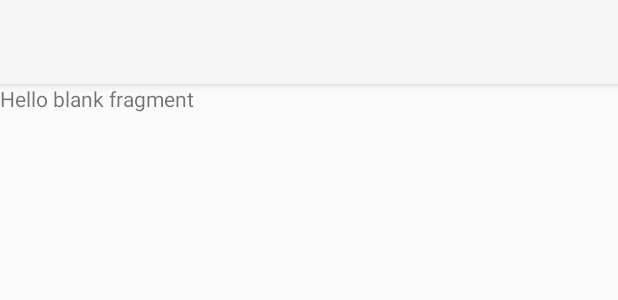
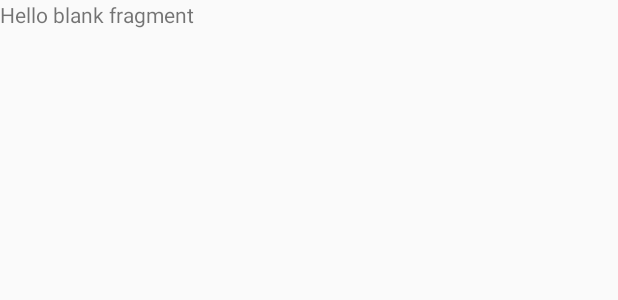
Before and after one commit to goodjobguy1234/MovieApp, an Android app: the layout fragment_detail.xml on its own in the app's theme, with its tools: preview values and no code run, on a phone screen of 412 x 824 dp. Shown: the top 300 px of the screen. Run offline under Robolectric (Android 15) with nearby library versions, the phone set to English and light mode, and no system bars.

Commit message:
fix collasping toolbar bug

```diff
--- a/app/src/main/java/com/example/movieproject/FavouriteFragment.kt
+++ b/app/src/main/java/com/example/movieproject/FavouriteFragment.kt
@@ -7,6 +7,7 @@ import androidx.fragment.app.Fragment
 import android.view.LayoutInflater
 import android.view.View
 import android.view.ViewGroup
+import com.example.movieproject.presentation.FavouriteViewModel
 
 class FavouriteFragment : Fragment() {
 
--- a/app/src/main/java/com/example/movieproject/FavouriteViewModel.kt
+++ b/app/src/main/java/com/example/movieproject/presentation/FavouriteViewModel.kt
@@ -1,4 +1,4 @@
-package com.example.movieproject
+package com.example.movieproject.presentation
 
 import androidx.lifecycle.ViewModel
 
--- a/app/src/main/java/com/example/movieproject/presentation/ViewModelFactory.kt
+++ b/app/src/main/java/com/example/movieproject/presentation/ViewModelFactory.kt
@@ -4,7 +4,6 @@ package com.example.movieproject.presentation
 
 import androidx.lifecycle.ViewModel
 import androidx.lifecycle.ViewModelProvider
-import com.example.movieproject.FavouriteViewModel
 import com.example.movieproject.data.data.repository.Repository
 
 class ViewModelFactory(private val repository: Repository): ViewModelProvider.Factory {
--- a/app/src/main/res/layout/fragment_detail.xml
+++ b/app/src/main/res/layout/fragment_detail.xml
@@ -1,45 +1,15 @@
 <?xml version="1.0" encoding="utf-8"?>
-<androidx.coordinatorlayout.widget.CoordinatorLayout xmlns:android="http://schemas.android.com/apk/res/android"
+
+<FrameLayout xmlns:android="http://schemas.android.com/apk/res/android"
     xmlns:tools="http://schemas.android.com/tools"
+    xmlns:app="http://schemas.android.com/apk/res-auto"
+    tools:context=".DetailFragment"
     android:layout_width="match_parent"
-    android:layout_height="match_parent"
-    xmlns:app="http://schemas.android.com/apk/res-auto"
-    tools:context=".DetailFragment">
-    <LinearLayout
+    android:layout_height="match_parent">
+
+    <TextView
         android:layout_width="match_parent"
         android:layout_height="match_parent"
-        android:orientation="vertical">
-        <com.google.android.material.appbar.AppBarLayout
-            android:id="@+id/appBar2"
-            android:layout_width="match_parent"
-            android:layout_height="wrap_content"
-            android:fitsSystemWindows="true"
-            android:theme="@style/ThemeOverlay.AppCompat.ActionBar">
-            <!-- Toolbar is the actual app bar with text and the action items -->
-            <androidx.appcompat.widget.Toolbar
-                android:id="@+id/toolbar2"
-                android:fitsSystemWindows="true"
-                android:layout_width="match_parent"
-                android:layout_height="?attr/actionBarSize"
-                android:background="?attr/colorPrimary"
-                app:layout_scrollFlags="scroll|enterAlways|snap" />
-        </com.google.android.material.appbar.AppBarLayout>
-
-        <FrameLayout
-            android:layout_width="match_parent"
-            android:layout_height="match_parent"
-            >
-            <TextView
-                android:layout_width="match_parent"
-                android:layout_height="match_parent"
-                android:visibility="visible"
-                android:text="@string/hello_blank_fragment"
-                />
-        </FrameLayout>
-
-    </LinearLayout>
-    <!-- TODO: Update blank fragment layout -->
-
-
-
-</androidx.coordinatorlayout.widget.CoordinatorLayout>
+        android:visibility="visible"
+        android:text="@string/hello_blank_fragment" />
+</FrameLayout>
--- a/build.gradle
+++ b/build.gradle
@@ -7,7 +7,7 @@ buildscript {
         jcenter()
     }
     dependencies {
-        classpath "com.android.tools.build:gradle:4.1.1"
+        classpath 'com.android.tools.build:gradle:4.1.3'
         classpath "org.jetbrains.kotlin:kotlin-gradle-plugin:$kotlin_version"
 
         // NOTE: Do not place your application dependencies here; they belong
```
Also changed, not shown: app/src/main/java/com/example/movieproject/BaseFragment.kt (added, +33 -0 lines), app/src/main/java/com/example/movieproject/DetailFragment.kt (+4 -5 lines), app/src/main/java/com/example/movieproject/HomeFragment.kt (+25 -18 lines), app/src/main/java/com/example/movieproject/MainActivity.kt (+3 -14 lines), app/src/main/res/layout/activity_main.xml (+11 -32 lines), app/src/main/res/layout/home_fragment.xml (+34 -17 lines).
